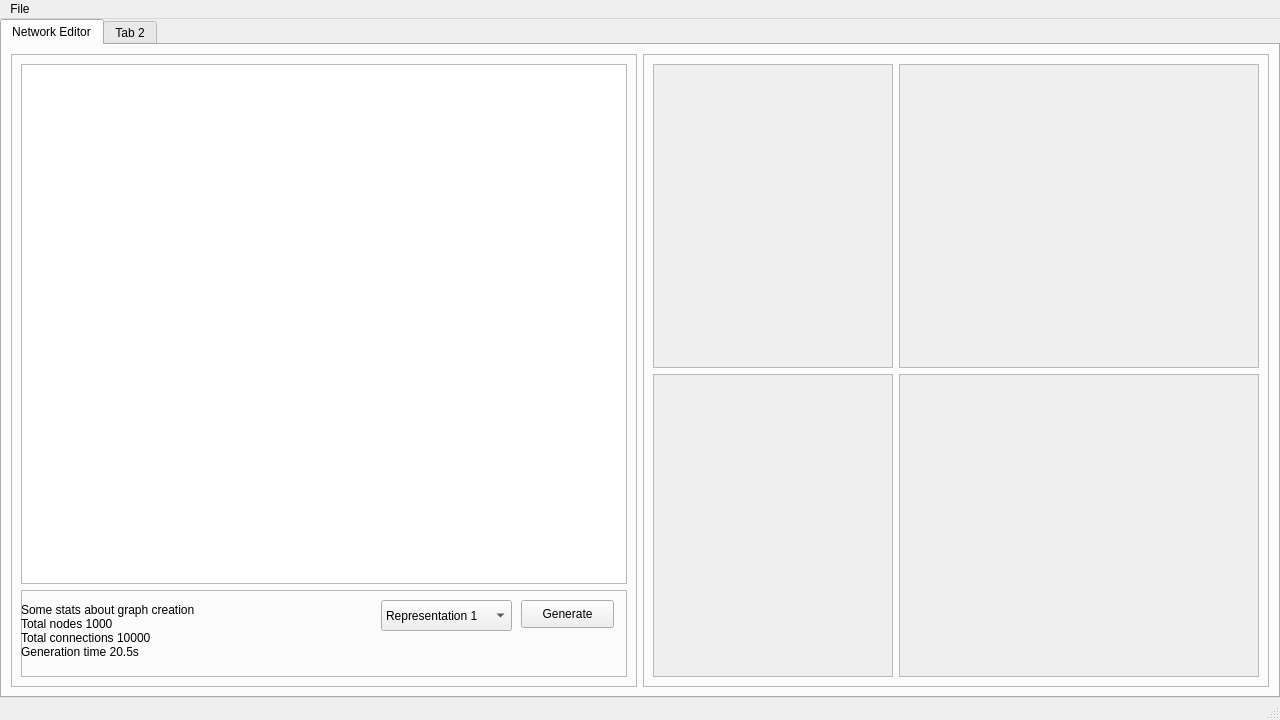
Ayamur0/EpidemicsSimulator, file qt/NetworkEdit/main.ui: the form before one commit.
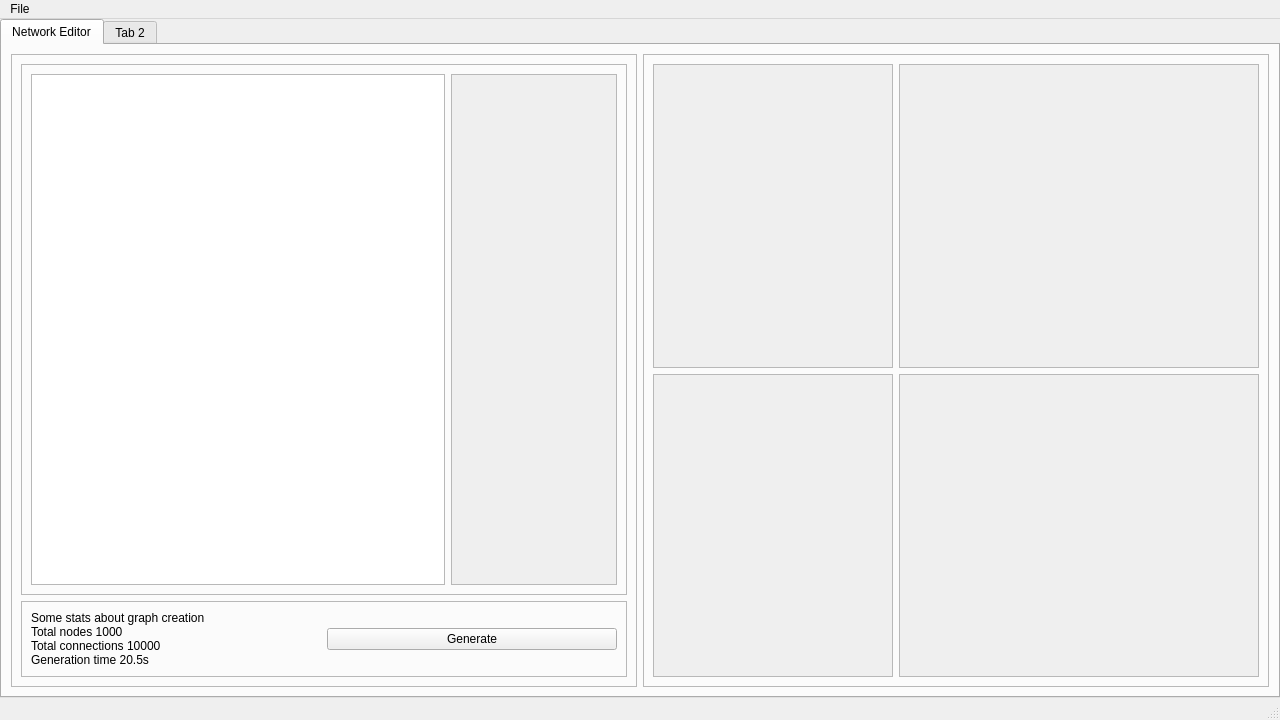
The form after the commit.

```diff
--- a/qt/NetworkEdit/main.ui
+++ b/qt/NetworkEdit/main.ui
@@ -48,18 +48,48 @@
           <property name="frameShadow">
            <enum>QFrame::Raised</enum>
           </property>
-          <layout class="QVBoxLayout" name="verticalLayout_2">
+          <layout class="QVBoxLayout" name="verticalLayout">
            <item>
-            <widget class="QGraphicsView" name="network_img">
-             <property name="sizePolicy">
-              <sizepolicy hsizetype="Expanding" vsizetype="Expanding">
-               <horstretch>0</horstretch>
-               <verstretch>18</verstretch>
-              </sizepolicy>
+            <widget class="QFrame" name="frame_4">
+             <property name="frameShape">
+              <enum>QFrame::StyledPanel</enum>
              </property>
-             <property name="toolTip">
-              <string>&lt;html&gt;&lt;head/&gt;&lt;body&gt;&lt;p&gt;test&lt;/p&gt;&lt;/body&gt;&lt;/html&gt;</string>
+             <property name="frameShadow">
+              <enum>QFrame::Raised</enum>
              </property>
+             <layout class="QHBoxLayout" name="horizontalLayout_3" stretch="5,2">
+              <item>
+               <widget class="QGraphicsView" name="network_img">
+                <property name="sizePolicy">
+                 <sizepolicy hsizetype="Expanding" vsizetype="Expanding">
+                  <horstretch>0</horstretch>
+                  <verstretch>18</verstretch>
+                 </sizepolicy>
+                </property>
+                <property name="toolTip">
+                 <string>&lt;html&gt;&lt;head/&gt;&lt;body&gt;&lt;p&gt;test&lt;/p&gt;&lt;/body&gt;&lt;/html&gt;</string>
+                </property>
+               </widget>
+              </item>
+              <item>
+               <widget class="QScrollArea" name="scrollArea">
+                <property name="widgetResizable">
+                 <bool>true</bool>
+                </property>
+                <widget class="QWidget" name="scrollAreaWidgetContents">
+                 <property name="geometry">
+                  <rect>
+                   <x>0</x>
+                   <y>0</y>
+                   <width>163</width>
+                   <height>485</height>
+                  </rect>
+                 </property>
+                 <layout class="QVBoxLayout" name="verticalLayout_2"/>
+                </widget>
+               </widget>
+              </item>
+             </layout>
             </widget>
            </item>
            <item>
@@ -67,7 +97,7 @@
              <property name="sizePolicy">
               <sizepolicy hsizetype="Preferred" vsizetype="Preferred">
                <horstretch>0</horstretch>
-               <verstretch>3</verstretch>
+               <verstretch>0</verstretch>
               </sizepolicy>
              </property>
              <property name="frameShape">
@@ -76,78 +106,40 @@
              <property name="frameShadow">
               <enum>QFrame::Raised</enum>
              </property>
-             <widget class="QPushButton" name="pushButton">
-              <property name="geometry">
-               <rect>
-                <x>500</x>
-                <y>10</y>
-                <width>93</width>
-                <height>28</height>
-               </rect>
-              </property>
-              <property name="toolTip">
-               <string>&lt;html&gt;&lt;head/&gt;&lt;body&gt;&lt;p&gt;(Re-)Generate the network image&lt;/p&gt;&lt;/body&gt;&lt;/html&gt;</string>
-              </property>
-              <property name="styleSheet">
-               <string notr="true"/>
-              </property>
-              <property name="text">
-               <string>Generate</string>
-              </property>
-              <property name="autoDefault">
-               <bool>false</bool>
-              </property>
-              <property name="default">
-               <bool>false</bool>
-              </property>
-              <property name="flat">
-               <bool>false</bool>
-              </property>
-             </widget>
-             <widget class="QComboBox" name="comboBox">
-              <property name="geometry">
-               <rect>
-                <x>360</x>
-                <y>10</y>
-                <width>131</width>
-                <height>31</height>
-               </rect>
-              </property>
-              <property name="toolTip">
-               <string>&lt;html&gt;&lt;head/&gt;&lt;body&gt;&lt;p&gt;Select network representation style&lt;/p&gt;&lt;/body&gt;&lt;/html&gt;</string>
-              </property>
+             <layout class="QHBoxLayout" name="horizontalLayout_2">
               <item>
-               <property name="text">
-                <string>Representation 1</string>
-               </property>
-              </item>
-              <item>
-               <property name="text">
-                <string>2</string>
-               </property>
-              </item>
-              <item>
-               <property name="text">
-                <string>3</string>
-               </property>
-              </item>
-             </widget>
-             <widget class="QLabel" name="network_stats">
-              <property name="geometry">
-               <rect>
-                <x>0</x>
-                <y>10</y>
-                <width>201</width>
-                <height>61</height>
-               </rect>
-              </property>
-              <property name="text">
-               <string>Some stats about graph creation
+               <widget class="QLabel" name="network_stats">
+                <property name="text">
+                 <string>Some stats about graph creation
 Total nodes 1000
 Total connections 10000
 Generation time 20.5s</string>
-              </property>
-             </widget>
+                </property>
+               </widget>
+              </item>
+              <item>
+               <widget class="QPushButton" name="generate_button">
+                <property name="toolTip">
+                 <string>&lt;html&gt;&lt;head/&gt;&lt;body&gt;&lt;p&gt;(Re-)Generate the network image&lt;/p&gt;&lt;/body&gt;&lt;/html&gt;</string>
+                </property>
+                <property name="styleSheet">
+                 <string notr="true"/>
+                </property>
+                <property name="text">
+                 <string>Generate</string>
+                </property>
+                <property name="autoDefault">
+                 <bool>false</bool>
+                </property>
+                <property name="default">
+                 <bool>false</bool>
+                </property>
+                <property name="flat">
+                 <bool>false</bool>
+                </property>
+               </widget>
+              </item>
+             </layout>
             </widget>
            </item>
           </layout>
```
Left out of the diff: 39 changed lines with no effect on the pictures.
